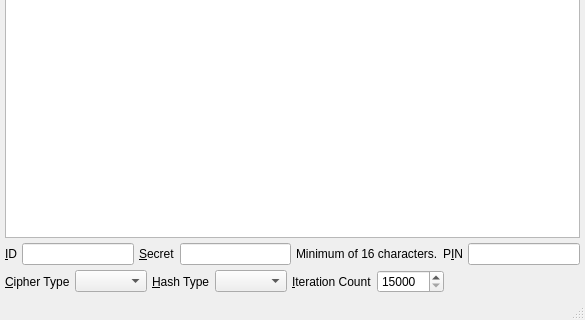
The window that branches/trunk/GoldBug-UI/echo-key-share.ui (textbrowser/spot-on) describes before a commit, drawn with Qt 5; both pictures show x 0 to 585 and y 160 to 480 of the 585 by 480 pixel window.
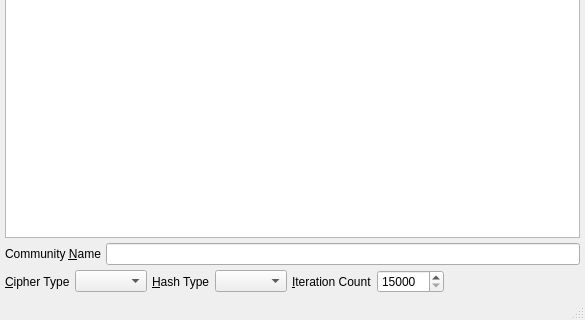
The same window after the commit. Icons and pictures are not drawn.

Commit message: Do not share spoton_crypt objects.

```diff
--- a/branches/trunk/GoldBug-UI/echo-key-share.ui
+++ b/branches/trunk/GoldBug-UI/echo-key-share.ui
@@ -87,48 +87,15 @@
       <item>
        <widget class="QLabel" name="label">
         <property name="text">
-         <string>&amp;ID</string>
+         <string>Community &amp;Name</string>
         </property>
         <property name="buddy">
-         <cstring>lineEdit</cstring>
+         <cstring>name</cstring>
         </property>
        </widget>
       </item>
       <item>
-       <widget class="QLineEdit" name="lineEdit"/>
-      </item>
-      <item>
-       <widget class="QLabel" name="label_2">
-        <property name="text">
-         <string>&amp;Secret</string>
-        </property>
-        <property name="buddy">
-         <cstring>password</cstring>
-        </property>
-       </widget>
-      </item>
-      <item>
-       <widget class="QLineEdit" name="password"/>
-      </item>
-      <item>
-       <widget class="QLabel" name="label_5">
-        <property name="text">
-         <string>Minimum of 16 characters.</string>
-        </property>
-       </widget>
-      </item>
-      <item>
-       <widget class="QLabel" name="label_6">
-        <property name="text">
-         <string>P&amp;IN</string>
-        </property>
-        <property name="buddy">
-         <cstring>pin</cstring>
-        </property>
-       </widget>
-      </item>
-      <item>
-       <widget class="QLineEdit" name="pin"/>
+       <widget class="QLineEdit" name="name"/>
       </item>
      </layout>
     </item>
```
Left out of the diff: 4 changed lines with no effect on the pictures. The commit also changes 19 other files.
